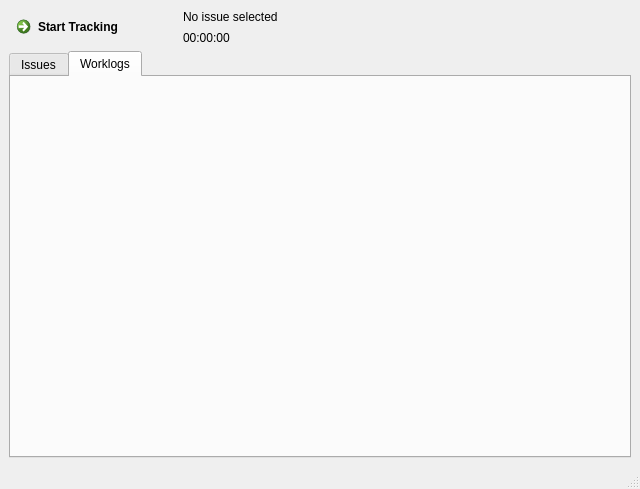
The window that resources/main_window.ui (citizen-stig/pyjtt) describes before a commit, drawn with Qt 5.
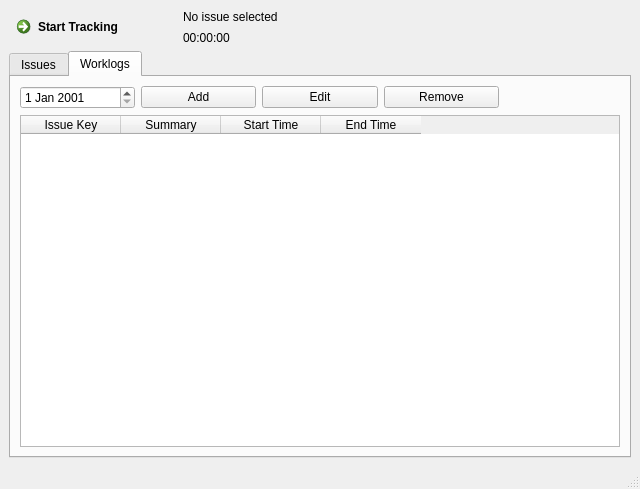
The same window after the commit. The open tabs and pages were chosen to show the change.

Commit message: Saving credentials is added

Patch:
```diff
--- a/resources/main_window.ui
+++ b/resources/main_window.ui
@@ -82,6 +82,67 @@
        <attribute name="title">
         <string>Worklogs</string>
        </attribute>
+       <layout class="QGridLayout" name="gridLayout_2">
+        <item row="1" column="0" colspan="5">
+         <widget class="QTableWidget" name="tableDayWorklog">
+          <attribute name="verticalHeaderDefaultSectionSize">
+           <number>22</number>
+          </attribute>
+          <column>
+           <property name="text">
+            <string>Issue Key</string>
+           </property>
+          </column>
+          <column>
+           <property name="text">
+            <string>Summary</string>
+           </property>
+          </column>
+          <column>
+           <property name="text">
+            <string>Start Time</string>
+           </property>
+          </column>
+          <column>
+           <property name="text">
+            <string>End Time</string>
+           </property>
+          </column>
+         </widget>
+        </item>
+        <item row="0" column="0">
+         <widget class="QDateEdit" name="dateDayWorklogEdit">
+          <property name="date">
+           <date>
+            <year>2001</year>
+            <month>1</month>
+            <day>1</day>
+           </date>
+          </property>
+         </widget>
+        </item>
+        <item row="0" column="1">
+         <widget class="QPushButton" name="addWorklog">
+          <property name="text">
+           <string>Add</string>
+          </property>
+         </widget>
+        </item>
+        <item row="0" column="2">
+         <widget class="QPushButton" name="editWorklog">
+          <property name="text">
+           <string>Edit</string>
+          </property>
+         </widget>
+        </item>
+        <item row="0" column="3">
+         <widget class="QPushButton" name="removeWorklog">
+          <property name="text">
+           <string>Remove</string>
+          </property>
+         </widget>
+        </item>
+       </layout>
       </widget>
      </widget>
     </item>
```
Left out of the diff: 41 changed lines with no effect on the pictures. The commit also changes 1 other file.
